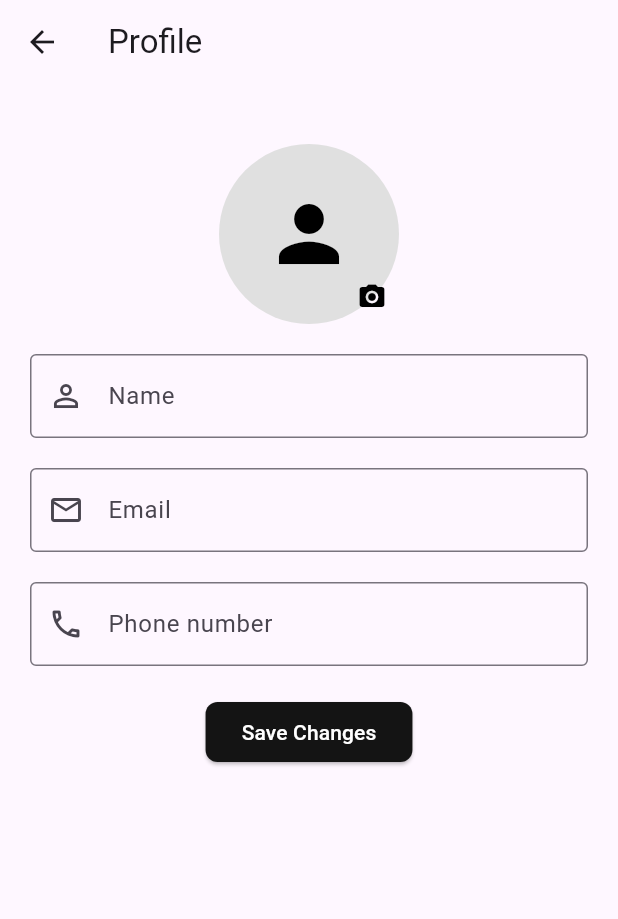
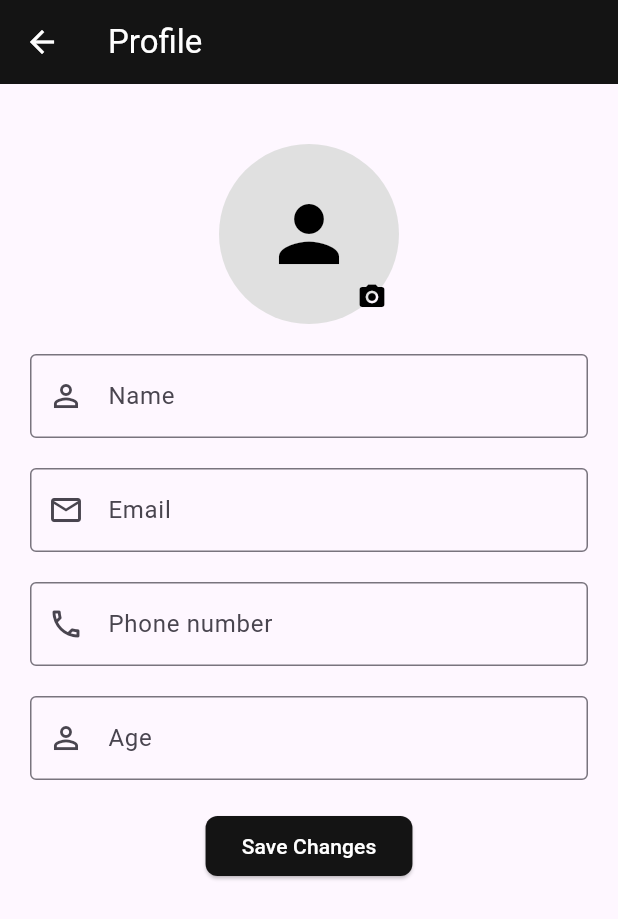
Before and after one commit to SahilKumar9009/Workout-App-ui, a Flutter app: the ProfileScreen screen opened directly, on a phone screen of 412 x 824 dp. Shown: the top 919 px of the screen. Run offline on Flutter 3.47's test engine with Material 3 defaults, Android fonts, the phone set to English and light mode, and no system bars; our stand-ins replace flutter_riverpod, image_picker, youtube_player_flutter; network calls fail.

Commit message:
added changes

```diff
--- a/lib/screens/ProfileScreen.dart
+++ b/lib/screens/ProfileScreen.dart
@@ -85,7 +85,14 @@ class _ProfileScreenState extends ConsumerState<ProfileScreen> {
     final profileImage = ref.watch(profileImageProvider);
 
     return Scaffold(
-      appBar: AppBar(title: const Text('Profile')),
+      appBar: AppBar(
+        title: const Text('Profile', style: TextStyle(color: Colors.white)),
+        backgroundColor: Color(0xFF141414),
+        elevation: 0,
+        iconTheme: const IconThemeData(
+          color: Colors.white, // Set back button color here
+        ),
+      ),
       body: SingleChildScrollView(
         padding: const EdgeInsets.all(20),
         child: Column(
@@ -173,6 +180,19 @@ class _ProfileScreenState extends ConsumerState<ProfileScreen> {
             ),
             const SizedBox(height: 20),
 
+            TextField(
+              decoration: const InputDecoration(
+                labelText: "Age",
+                border: OutlineInputBorder(),
+                prefixIcon: Icon(Icons.person_outline),
+              ),
+              keyboardType: TextInputType.emailAddress,
+              controller: _emailController,
+              onChanged: (value) {
+                ref.read(emailProvider.notifier).state = value;
+              },
+            ),
+            const SizedBox(height: 20),
             ElevatedButton(
               onPressed: () {},
               style: ElevatedButton.styleFrom(
```
